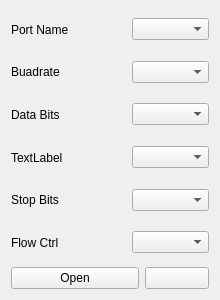
thinkexist1989/MotionViewer, file MotionViewer/ndicomm.ui: the form before one commit.
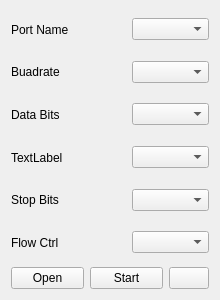
The form after the commit. Icons and pictures are not drawn.

```diff
--- a/MotionViewer/ndicomm.ui
+++ b/MotionViewer/ndicomm.ui
@@ -168,7 +168,7 @@
     </layout>
    </item>
    <item>
-    <layout class="QHBoxLayout" name="horizontalLayout" stretch="2,1">
+    <layout class="QHBoxLayout" name="horizontalLayout" stretch="2,0,1">
      <item>
       <widget class="QPushButton" name="openCloseButton">
        <property name="sizePolicy">
@@ -186,6 +186,17 @@
        </property>
       </widget>
      </item>
+     <item>
+      <widget class="QPushButton" name="startButton">
+       <property name="text">
+        <string>Start</string>
+       </property>
+       <property name="icon">
+        <iconset resource="resources.qrc">
+         <normaloff>:/icon/res/run.ico</normaloff>:/icon/res/run.ico</iconset>
+       </property>
+      </widget>
+     </item>
      <item>
       <widget class="QPushButton" name="refreshButton">
        <property name="sizePolicy">
```
